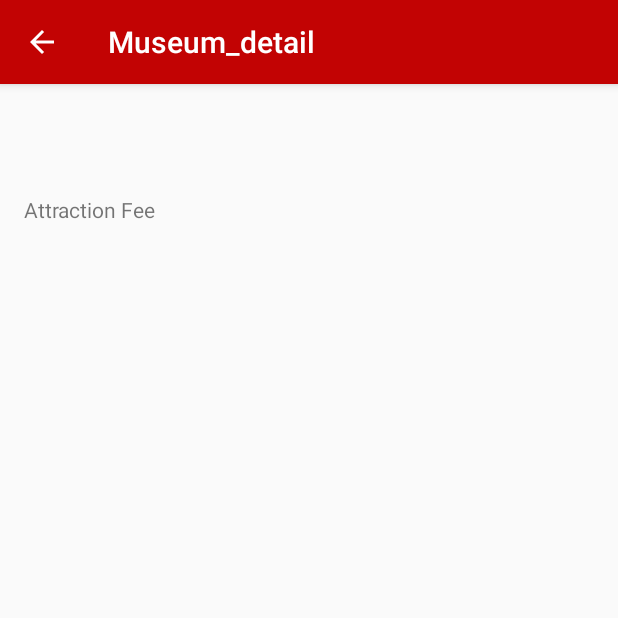
After one commit to FatemaT/software-engineering-Project, an Android app: the Museum_detail screen opened directly, with no data from a screen before it, on a phone screen of 412 x 824 dp, the top half of it. The commit adds this screen. Run offline under Robolectric (Android 15) with nearby library versions, the phone set to English and light mode, and no system bars; 1 statement that could not run was skipped.

Commit message:
museum detail

```diff
--- a/TouristAssist/app/src/main/java/com/cs442/faaltene/touristassist/MainScreen.java
+++ b/TouristAssist/app/src/main/java/com/cs442/faaltene/touristassist/MainScreen.java
@@ -22,7 +22,6 @@ import org.ksoap2.transport.HttpTransportSE;
 import models.City;
 
 import models.Attraction;
-
 import models.Hospital;
 import models.Hotel;
 import models.Mall;
--- /dev/null
+++ b/TouristAssist/app/src/main/java/com/cs442/faaltene/touristassist/Museum_detail.java
@@ -0,0 +1,220 @@
+package com.cs442.faaltene.touristassist;
+
+import android.content.Context;
+import android.content.Intent;
+import android.os.AsyncTask;
+import android.os.Bundle;
+import android.support.design.widget.FloatingActionButton;
+import android.support.design.widget.Snackbar;
+import android.support.v7.app.AppCompatActivity;
+import android.support.v7.widget.Toolbar;
+import android.util.Log;
+import android.view.LayoutInflater;
+import android.view.MenuItem;
+import android.view.View;
+import android.view.ViewGroup;
+import android.widget.ArrayAdapter;
+import android.widget.ListView;
+import android.widget.TextView;
+
+import org.ksoap2.SoapEnvelope;
+import org.ksoap2.serialization.SoapObject;
+import org.ksoap2.serialization.SoapSerializationEnvelope;
+import org.ksoap2.transport.HttpTransportSE;
+
+import java.util.ArrayList;
+
+import models.Attraction;
+import models.Review;
+
+public class Museum_detail extends AppCompatActivity {
+    Attraction[] attraction;
+    String TAG = "Response";
+    Review[] reviews;
+    TextView aname;
+    TextView aad;
+    TextView ainfo;
+    ListView arev;
+    TextView rating;
+    int aid2;
+    Context mContext;
+    String aid;
+    TextView review;
+    ArrayList<Review> rev;
+    ArrayAdapter<Review> revad;
+    TextView afee;
+
+    @Override
+    protected void onCreate(Bundle savedInstanceState) {
+        super.onCreate(savedInstanceState);
+        setContentView(R.layout.activity_museum_detail);
+        Toolbar toolbar = (Toolbar) findViewById(R.id.toolbar);
+        setSupportActionBar(toolbar);
+
+        getSupportActionBar().setDisplayHomeAsUpEnabled(true);
+        Intent intent = getIntent();
+        reviews = (Review[])intent.getSerializableExtra("reviews");
+        aname = (TextView)findViewById(R.id.aname);
+        aad = (TextView)findViewById(R.id.aad);
+        ainfo = (TextView)findViewById(R.id.ainfo);
+        afee = (TextView)findViewById(R.id.aFee);
+        String name = intent.getStringExtra("Aname");
+        String add=intent.getStringExtra("Aad");
+        String info=intent.getStringExtra("Ainfo");
+        String fee=intent.getStringExtra("AFee");
+        String coord=intent.getStringExtra("ACoord");
+        aid = intent.getStringExtra("Aid");
+        //aid2 = Integer.parseInt(aid);
+        rev = new ArrayList<Review>();
+        aname = (TextView) findViewById(R.id.aname);
+        aname.setText(name);
+        aad = (TextView) findViewById(R.id.aad);
+        aad.setText(add);
+        ainfo = (TextView) findViewById(R.id.ainfo);
+        ainfo.setText(info);
+        afee = (TextView) findViewById(R.id.aFee);
+        afee.setText(fee);
+        arev = (ListView)findViewById(R.id.arev);
+        //hrev = (ListView)findViewById(R.id.hrev);
+        AsyncCallWS task = new AsyncCallWS();
+        task.execute();
+    }
+
+    @Override
+    public boolean onOptionsItemSelected(MenuItem item) {
+        switch (item.getItemId()) {
+            case android.R.id.home:
+                this.finish();
+                return true;
+        }
+        return super.onOptionsItemSelected(item);
+    }
+
+    private class AsyncCallWS extends AsyncTask<Void, Void, Void> {
+
+        @Override
+        protected void onPreExecute() {
+            Log.i(TAG, "onPreExecute");
+        }
+
+        @Override
+        protected Void doInBackground(Void... params) {
+            Log.i(TAG, "doInBackground");
+            //retrieveShowtimes();
+            //retrieveHotels();
+            //retrieveRestaurants();
+            //retrieveMalls();
+            //retrieveHospitals();
+            //retrieveClubs();
+            //retrieveAttractions();
+            retrieveReviews();
+            for(int i = 0; i<reviews.length; i++){
+
+                    rev.add(reviews[i]);
+                }
+
+            //retrieveCity();
+            return null;
+        }
+
+        @Override
+        protected void onPostExecute(Void result) {
+            Log.i(TAG, "onPostExecute");
+
+            //i.putExtra("city", city);
+            //i.putExtra("hotels", hotels);
+            //i.putExtra("hospitals",hospitals);
+            //i.putExtra("showtimes",showtimes);
+            //i.putExtra("restaurants", restaurants);
+            //i.putExtra("malls",malls);
+            //i.putExtra("clubs",clubs);
+            //i.putExtra("reviews",reviews);
+            //startActivity(i);
+            // Toast.makeText(MainActivity.this, "Response" + re, Toast.LENGTH_LONG).show();
+            mContext = getApplicationContext();
+            Log.i("Enters","1");
+            if (!rev.isEmpty()){
+                Log.i("Enters","2");
+                arev.setVisibility(View.VISIBLE);
+                revad = new ArrayAdapter<Review>(mContext, R.layout.list_item, rev) {
+
+                    @Override
+                    public View getView(int position, View convertView, ViewGroup parent) {
+                        View v = null;
+
+                        if (v == null) {
+                            if (Museum_detail.this != null) {
+                                LayoutInflater vi = (LayoutInflater) Museum_detail.this
+                                        .getSystemService(Context.LAYOUT_INFLATER_SERVICE);
+                                v = vi.inflate(R.layout.list_item, null);
+                            }
+                        }
+
+                        rating = (TextView) v.findViewById(R.id.rating);
+                        review = (TextView) v.findViewById(R.id.review);
+
+                        rating.setText(rev.get(position).getRating());
+                        review.setText(rev.get(position).getReview());
+
+                        return v;
+                    }
+
+
+                };
+                arev.setAdapter(revad);
+                arev.setAdapter(revad);
+                revad.notifyDataSetChanged();
+            }else{
+                arev.setVisibility(View.GONE);
+            }
+        }
+
+    }
+    public static Review[] parseReviews(SoapObject soap)
+    {
+        Review[] reviews = new Review[soap.getPropertyCount()];
+        for (int i = 0; i < reviews.length; i++) {
+            SoapObject pii = (SoapObject)soap.getProperty(i);
+            Review review = new Review();
+
+            review.setEntityId(pii.getProperty(0).toString());
+            review.setRating(pii.getProperty(1).toString());
+            review.setReview(pii.getProperty(2).toString());
+            review.setReviewId(pii.getProperty(3).toString());
+            reviews[i] = review;
+
+        }
+        return reviews;
+    }
+    public void retrieveReviews() {
+        String SOAP_ACTION = "http://main.ta.se.cs.com/getReviews";
+        String METHOD_NAME = "getReviews";
+        String NAMESPACE = "http://main.ta.se.cs.com/";
+        String URL = "http://10.0.2.2:7101/SoftwareEngineeringHostServices-ViewController-context-root/TouristAssistServicePort?wsdl";
+
+        try {
+            SoapObject Request = new SoapObject(NAMESPACE, METHOD_NAME);
+            aid = aid2+"";
+            Request.addProperty("arg0" ,aid);
+
+            SoapSerializationEnvelope soapEnvelope = new SoapSerializationEnvelope(SoapEnvelope.VER11);
+            soapEnvelope.setOutputSoapObject(Request);
+
+            HttpTransportSE transport = new HttpTransportSE(URL);
+
+            transport.call(SOAP_ACTION, soapEnvelope);
+
+            SoapObject soapObject = (SoapObject) soapEnvelope.getResponse();
+            reviews = parseReviews(soapObject);
+
+            String re = soapObject.getProperty(0).toString();
+            // System.out.println("*************" +re);
+
+
+            Log.i(TAG, "Result : " + re);
+        } catch (Exception ex) {
+            Log.e(TAG, "Error: " + ex.getMessage());
+        }
+    }
+
+}
--- /dev/null
+++ b/TouristAssist/app/src/main/res/layout/activity_museum_detail.xml
@@ -0,0 +1,20 @@
+<?xml version="1.0" encoding="utf-8"?>
+<android.support.design.widget.CoordinatorLayout
+    xmlns:android="http://schemas.android.com/apk/res/android"
+    xmlns:app="http://schemas.android.com/apk/res-auto"
+    xmlns:tools="http://schemas.android.com/tools" android:layout_width="match_parent"
+    android:layout_height="match_parent" android:fitsSystemWindows="true"
+    tools:context="com.cs442.faaltene.touristassist.Museum_detail">
+
+    <android.support.design.widget.AppBarLayout android:layout_height="wrap_content"
+        android:layout_width="match_parent" android:theme="@style/AppTheme.AppBarOverlay">
+
+        <android.support.v7.widget.Toolbar android:id="@+id/toolbar"
+            android:layout_width="match_parent" android:layout_height="?attr/actionBarSize"
+            android:background="?attr/colorPrimary" app:popupTheme="@style/AppTheme.PopupOverlay" />
+
+    </android.support.design.widget.AppBarLayout>
+
+    <include layout="@layout/content_museum_detail" />
+
+</android.support.design.widget.CoordinatorLayout>
--- /dev/null
+++ b/TouristAssist/app/src/main/res/layout/content_museum_detail.xml
@@ -0,0 +1,55 @@
+<?xml version="1.0" encoding="utf-8"?>
+<RelativeLayout xmlns:android="http://schemas.android.com/apk/res/android"
+    xmlns:tools="http://schemas.android.com/tools"
+    xmlns:app="http://schemas.android.com/apk/res-auto" android:layout_width="match_parent"
+    android:layout_height="match_parent"
+    android:paddingBottom="@dimen/activity_vertical_margin"
+    android:paddingLeft="@dimen/activity_horizontal_margin"
+    android:paddingRight="@dimen/activity_horizontal_margin"
+    android:paddingTop="@dimen/activity_vertical_margin"
+    app:layout_behavior="@string/appbar_scrolling_view_behavior"
+    tools:showIn="@layout/activity_museum_detail"
+    tools:context="com.cs442.faaltene.touristassist.Museum_detail">
+
+    <TextView
+        android:layout_width="wrap_content"
+        android:layout_height="wrap_content"
+        android:id="@+id/aname"
+        android:text="Attraction Name"/>
+    <TextView
+        android:layout_width="wrap_content"
+        android:layout_height="wrap_content"
+        android:id="@+id/aad"
+        android:text="Attraction Address"
+        android:layout_below="@+id/aname"/>
+    <TextView
+        android:layout_width="wrap_content"
+        android:layout_height="wrap_content"
+        android:id="@+id/ainfo"
+        android:text="Attraction Info"
+        android:layout_below="@+id/aad"/>
+    <TextView
+        android:layout_width="wrap_content"
+        android:layout_height="wrap_content"
+        android:id="@+id/aFeetv"
+        android:text="Attraction Fee"
+        android:layout_below="@+id/ainfo"/>
+    <TextView
+        android:layout_width="wrap_content"
+        android:layout_height="wrap_content"
+        android:id="@+id/aFee"
+        android:text="Attraction Fee"
+        android:layout_below="@+id/aFeetv"/>
+    <LinearLayout
+        android:layout_width="wrap_content"
+        android:layout_height="wrap_content"
+        android:id="@+id/alistlay"
+        android:layout_below="@id/aFee"
+        android:layout_marginTop="40dp">
+        <ListView
+            android:layout_width="wrap_content"
+            android:layout_height="403dp"
+            android:id="@+id/arev"></ListView>
+    </LinearLayout>
+
+</RelativeLayout>
--- a/TouristAssist/app/src/main/res/layout/fragment_museum_frag.xml
+++ b/TouristAssist/app/src/main/res/layout/fragment_museum_frag.xml
@@ -9,8 +9,8 @@
     <ListView
         android:layout_width="wrap_content"
         android:layout_height="386dp"
+        android:id="@+id/museum_list"
         android:layout_gravity="center_vertical|left"
-        android:id="@+id/museum_list"
         />
 
 </FrameLayout>
--- a/TouristAssist/app/src/main/res/values/strings.xml
+++ b/TouristAssist/app/src/main/res/values/strings.xml
@@ -12,4 +12,5 @@
     <string name="title_activity_mall_detail">Mall_detail</string>
     <string name="title_activity_hospital_detail">Hospital_detail</string>
     <string name="title_activity_bar_detail">Bar_detail</string>
+    <string name="title_activity_museum_detail">Museum_detail</string>
 </resources>
```
Also changed, not shown: TouristAssist/app/src/main/AndroidManifest.xml (+9 -7 lines), TouristAssist/app/src/main/java/com/cs442/faaltene/touristassist/museum_frag.java (+69 -64 lines), TouristAssist/app/src/main/res/drawable/ic_local_museum_24dp.xml (added, +9 -0 lines).
